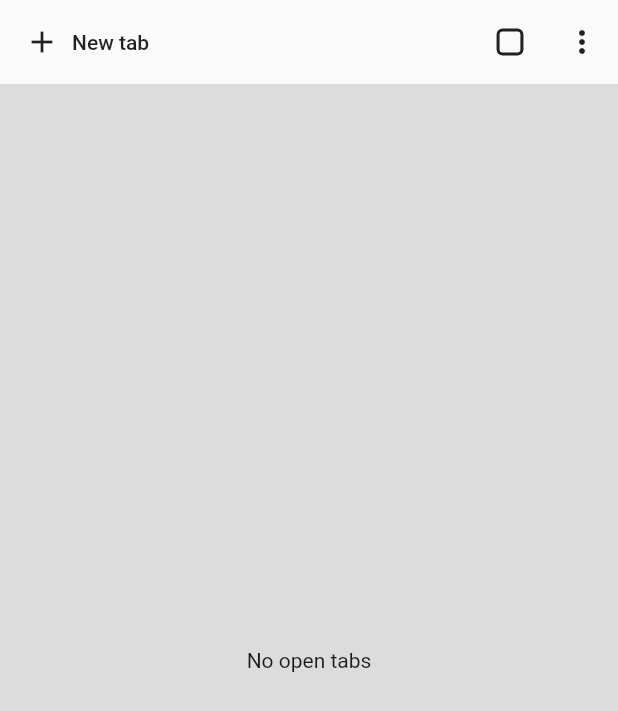
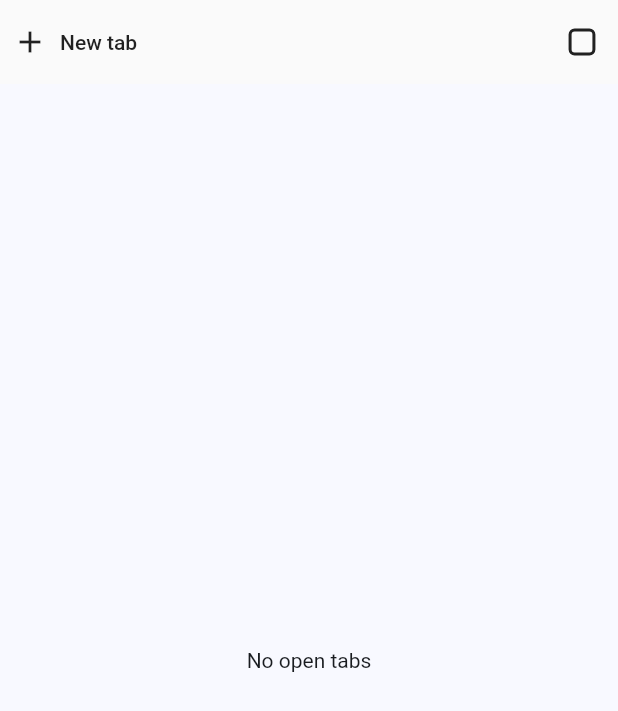
Before and after one commit to nuc134r/tab_switcher, a Flutter app: the screen it shows after launch, on a phone screen of 412 x 824 dp. Shown: the top 711 px of the screen. Run offline on Flutter 3.47's test engine with Material 2 defaults, Android fonts, the light colour scheme and no system bars; missing offline and left inert: scroll_shadow_container.

```diff
--- a/example/lib/main.dart
+++ b/example/lib/main.dart
@@ -2,12 +2,6 @@ import 'package:flutter/material.dart';
 import 'package:tab_switcher/widgets/tab_count_icon.dart';
 import 'package:tab_switcher/tab_switcher.dart';
 import 'package:tab_switcher_example/counter_tab.dart';
-
-class DemoSettings {
-  static bool openTabsInForeground = true;
-  static Brightness brightness = Brightness.light;
-  static VoidCallback rebuildRootWidget = () {};
-}
 
 void main() {
   runApp(const MyApp());
@@ -17,20 +11,29 @@ class MyApp extends StatelessWidget {
   const MyApp({Key? key}) : super(key: key);
 
   @override
-  Widget build(BuildContext context) => StatefulBuilder(
-        builder: (context, setState) {
-          DemoSettings.rebuildRootWidget = () => setState(() {});
+  Widget build(BuildContext context) {
+    const Color source = Colors.blue;
     return MaterialApp(
       title: 'Flutter Demo',
       theme: ThemeData(
-              colorScheme: ColorScheme.fromSeed(seedColor: Colors.blue),
-              brightness: DemoSettings.brightness,
+        colorScheme: ColorScheme.fromSeed(
+          seedColor: source,
+          brightness: Brightness.light,
         ),
+        brightness: Brightness.light,
+      ),
+      darkTheme: ThemeData(
+        colorScheme: ColorScheme.fromSeed(
+          seedColor: source,
+          brightness: Brightness.dark,
+        ),
+        brightness: Brightness.dark,
+      ),
+      themeMode: ThemeMode.light,
       home: const MyHomePage(),
       debugShowCheckedModeBanner: false,
     );
-        },
-      );
+  }
 }
 
 class MyHomePage extends StatefulWidget {
@@ -49,6 +52,8 @@ class _MyHomePageState extends State<MyHomePage> {
 
   @override
   Widget build(BuildContext context) {
+    final theme = Theme.of(context);
+    final colors = theme.colorScheme;
     return Scaffold(
       body: TabSwitcherWidget(
         controller: controller,
@@ -59,22 +64,24 @@ class _MyHomePageState extends State<MyHomePage> {
                   title: Text(tab.getTitle()),
                   actions: [
                     TabCountIcon(controller: controller),
-                    DemoSettingsPopupButton(controller: controller),
                   ],
                 )
               : AppBar(
                   elevation: 0,
-                  backgroundColor: Theme.of(context).scaffoldBackgroundColor,
-                  foregroundColor: Theme.of(context).textTheme.bodyText1!.color,
+                  backgroundColor: theme.scaffoldBackgroundColor,
+                  foregroundColor: theme.textTheme.bodyLarge!.color,
                   titleSpacing: 8,
-                  title: NewTabButton(controller: controller),
+                  leading: NewTabButton(controller: controller),
+                  leadingWidth: 120,
                   actions: [
                     TabCountIcon(controller: controller),
-                    DemoSettingsPopupButton(controller: controller),
                   ],
                 ),
-          backgroundColor: Colors.black12,
-          foregroundColor: Colors.white,
+          backgroundColor: colors.surface,
+          foregroundColor: colors.onSurface,
+          appBarBackgroundColor: colors.inverseSurface,
+          appBarForegroundColor: colors.onInverseSurface,
+          selectedTabColor: colors.tertiary,
         ),
       ),
     );
@@ -103,43 +110,11 @@ class NewTabButton extends StatelessWidget {
             Text('New tab'),
           ],
         ),
-        onPressed: () => controller.pushTab(CounterTab(),
-            foreground: DemoSettings.openTabsInForeground),
+        onPressed: () => controller.pushTab(
+          CounterTab(),
+          foreground: true,
+        ),
       ),
     );
   }
 }
-
-class DemoSettingsPopupButton extends StatelessWidget {
-  const DemoSettingsPopupButton({required this.controller, Key? key})
-      : super(key: key);
-
-  final TabSwitcherController controller;
-
-  @override
-  Widget build(BuildContext context) => PopupMenuButton(
-        itemBuilder: (BuildContext context) => [
-          PopupMenuItem<String>(
-            value: 'foreground',
-            child: Text('Open tabs in background: ' +
-                (!DemoSettings.openTabsInForeground).toString()),
-          ),
-          const PopupMenuItem<String>(
-            value: 'theme',
-            child: Text('Toggle theme'),
-          ),
-        ],
-        onSelected: (v) {
-          if (v == "theme") {
-            DemoSettings.brightness = DemoSettings.brightness == Brightness.dark
-                ? Brightness.light
-                : Brightness.dark;
-            DemoSettings.rebuildRootWidget();
-          }
-          if (v == "foreground") {
-            DemoSettings.openTabsInForeground =
-                !DemoSettings.openTabsInForeground;
-          }
-        },
-      );
-}
--- a/lib/utils/impl.dart
+++ b/lib/utils/impl.dart
@@ -115,9 +115,11 @@ class _TabSwitcherWidgetState extends State<TabSwitcherWidget> {
                             ? wTheme.emptyScreenBuilder?.call(context) ??
                                 Center(
                                   child: Text(
-                                    'No open tabs',
+                                    wTheme.emptyTabsText,
                                     style: TextStyle(
-                                        color: theme.colorScheme.onSurface),
+                                      color: wTheme.foregroundColor ??
+                                          theme.colorScheme.onSurface,
+                                    ),
                                   ),
                                 )
                             : TabSwitcherTabGrid(widget.controller),
--- a/lib/utils/theme.dart
+++ b/lib/utils/theme.dart
@@ -8,6 +8,9 @@ class TabSwitcherThemeData {
     this.foregroundColor,
     this.selectedTabColor,
     this.unselectedTabColor,
+    this.tabShadowColor,
+    this.appBarBackgroundColor,
+    this.appBarForegroundColor,
     this.appBarHeight = 56,
     this.tabGridHeight = 256,
     this.tabListHeight = 148,
@@ -15,12 +18,17 @@ class TabSwitcherThemeData {
     this.bodyBuilder,
     this.emptyScreenBuilder,
     this.switcherFooterBuilder,
+    this.tabRadius,
+    this.emptyTabsText = 'No open tabs',
   });
 
   final Color? backgroundColor;
   final Color? foregroundColor;
   final Color? selectedTabColor;
   final Color? unselectedTabColor;
+  final Color? tabShadowColor;
+  final Color? appBarBackgroundColor;
+  final Color? appBarForegroundColor;
   final int appBarHeight;
   final double tabGridHeight;
   final double tabListHeight;
@@ -28,6 +36,8 @@ class TabSwitcherThemeData {
   final TabWidgetBuilder? bodyBuilder;
   final WidgetBuilder? emptyScreenBuilder;
   final WidgetBuilder? switcherFooterBuilder;
+  final BorderRadiusGeometry? tabRadius;
+  final String emptyTabsText;
 
   @override
   bool operator ==(Object other) {
@@ -38,13 +48,18 @@ class TabSwitcherThemeData {
       other.foregroundColor == foregroundColor &&
       other.selectedTabColor == selectedTabColor &&
       other.unselectedTabColor == unselectedTabColor &&
+      other.tabShadowColor == tabShadowColor &&
+      other.appBarBackgroundColor == appBarBackgroundColor &&
+      other.appBarForegroundColor == appBarForegroundColor &&
       other.appBarHeight == appBarHeight &&
       other.tabGridHeight == tabGridHeight &&
       other.tabListHeight == tabListHeight &&
       other.appBarBuilder == appBarBuilder &&
       other.bodyBuilder == bodyBuilder &&
       other.emptyScreenBuilder == emptyScreenBuilder &&
-      other.switcherFooterBuilder == switcherFooterBuilder;
+      other.switcherFooterBuilder == switcherFooterBuilder &&
+      other.tabRadius == tabRadius &&
+      other.emptyTabsText == emptyTabsText;
   }
 
   @override
@@ -53,13 +68,18 @@ class TabSwitcherThemeData {
       foregroundColor.hashCode ^
       selectedTabColor.hashCode ^
       unselectedTabColor.hashCode ^
+      tabShadowColor.hashCode ^
+      appBarBackgroundColor.hashCode ^
+      appBarForegroundColor.hashCode ^
       appBarHeight.hashCode ^
       tabGridHeight.hashCode ^
       tabListHeight.hashCode ^
       appBarBuilder.hashCode ^
       bodyBuilder.hashCode ^
       emptyScreenBuilder.hashCode ^
-      switcherFooterBuilder.hashCode;
+      switcherFooterBuilder.hashCode ^
+      tabRadius.hashCode ^
+      emptyTabsText.hashCode;
   }
 }
 
--- a/lib/widgets/app_bar.dart
+++ b/lib/widgets/app_bar.dart
@@ -75,6 +75,8 @@ class TabSwitcherAppBar extends StatelessWidget implements PreferredSizeWidget {
       actions: [
         TabCountIcon(controller: controller),
       ],
+      backgroundColor: theme.appBarBackgroundColor,
+      foregroundColor: theme.appBarForegroundColor,
     );
   }
 
```
Also changed, not shown: lib/widgets/minimized_tab.dart (+17 -10 lines). Lines whose indentation alone changed are shown as unchanged.
